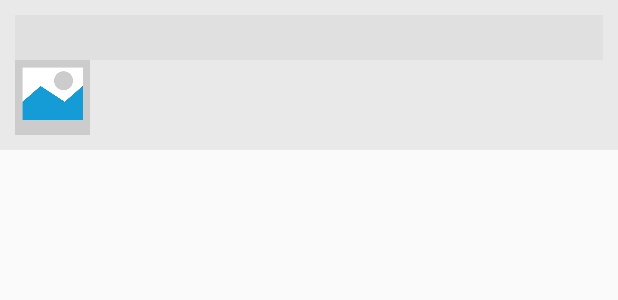
After one commit to neorix11/basic-weather, an Android app: the layout item_weather_day.xml on its own in the app's theme, with its tools: preview values and no code run, on a phone screen of 412 x 824 dp. The commit adds this screen. Shown: the top 300 px of the screen. Run offline under Robolectric (Android 15) with nearby library versions, the phone set to English and light mode, and no system bars.

Commit message:
Gets weather and shows in recycler view

```diff
--- a/app/build.gradle
+++ b/app/build.gradle
@@ -57,7 +57,11 @@ dependencies {
     compile 'com.jakewharton:butterknife:8.5.1'
     annotationProcessor 'com.jakewharton:butterknife-compiler:8.5.1'
 
+    //Glide
+    compile 'com.github.bumptech.glide:glide:3.7.0'
+
     compile 'com.android.support:appcompat-v7:25.3.0'
     compile 'com.android.support.constraint:constraint-layout:1.0.1'
     testCompile 'junit:junit:4.12'
+    compile 'com.android.support:recyclerview-v7:25.3.0'
 }
--- a/app/src/main/java/com/bluelampcreative/basicweather/feature/MainPresenter.java
+++ b/app/src/main/java/com/bluelampcreative/basicweather/feature/MainPresenter.java
@@ -34,7 +34,7 @@ public class MainPresenter extends BasePresenter<MainContract.View> implements M
                 .subscribe(new Action1<List<ForecastDay>>() {
                     @Override
                     public void call(List<ForecastDay> forecastDays) {
-
+                        getView().updateWeatherList(forecastDays);
                     }
                 });
     }
--- a/app/src/main/res/layout/activity_main.xml
+++ b/app/src/main/res/layout/activity_main.xml
@@ -40,4 +40,9 @@
         android:layout_height="1dp"
         android:background="#000000" />
 
+    <android.support.v7.widget.RecyclerView
+        android:id="@+id/recycler_weather"
+        android:layout_width="match_parent"
+        android:layout_height="match_parent" />
+
 </LinearLayout>
--- /dev/null
+++ b/app/src/main/res/layout/item_weather_day.xml
@@ -0,0 +1,41 @@
+<?xml version="1.0" encoding="utf-8"?>
+<LinearLayout xmlns:android="http://schemas.android.com/apk/res/android"
+    android:layout_width="match_parent"
+    android:layout_height="100dp"
+    android:background="#e9e9e9"
+    android:orientation="vertical"
+    android:padding="10dp"
+    android:weightSum="6">
+
+    <TextView
+        android:id="@+id/txt_title"
+        android:layout_width="match_parent"
+        android:layout_height="wrap_content"
+        android:background="#e0e0e0"
+        android:padding="5dp" />
+
+    <LinearLayout
+        android:layout_width="match_parent"
+        android:layout_height="wrap_content"
+        android:orientation="horizontal">
+
+        <ImageView
+            android:id="@+id/img_weather"
+            android:layout_width="50dp"
+            android:layout_height="50dp"
+            android:src="@drawable/img_ph" />
+
+        <android.support.v4.widget.Space
+            android:layout_width="10dp"
+            android:layout_height="match_parent" />
+
+        <TextView
+            android:id="@+id/txt_report"
+            android:layout_width="wrap_content"
+            android:layout_height="wrap_content"
+            android:padding="5dp"
+            android:textSize="12sp" />
+
+    </LinearLayout>
+
+</LinearLayout>
```
Also changed, not shown: app/src/main/java/com/bluelampcreative/basicweather/adapters/WeatherListAdapter.java (added, +77 -0 lines), app/src/main/java/com/bluelampcreative/basicweather/feature/MainActivity.java (+30 -1 lines), app/src/main/java/com/bluelampcreative/basicweather/feature/MainContract.java (+7 -1 lines), app/src/main/res/drawable/img_ph.png (added).
